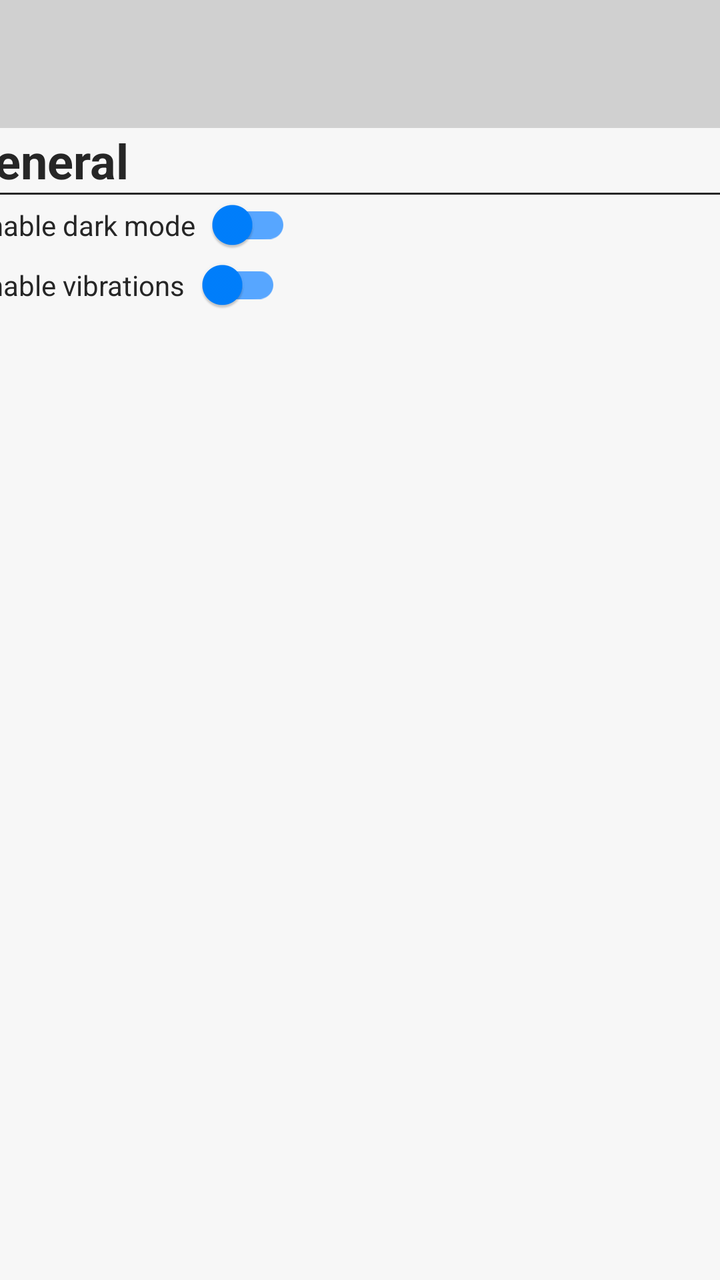
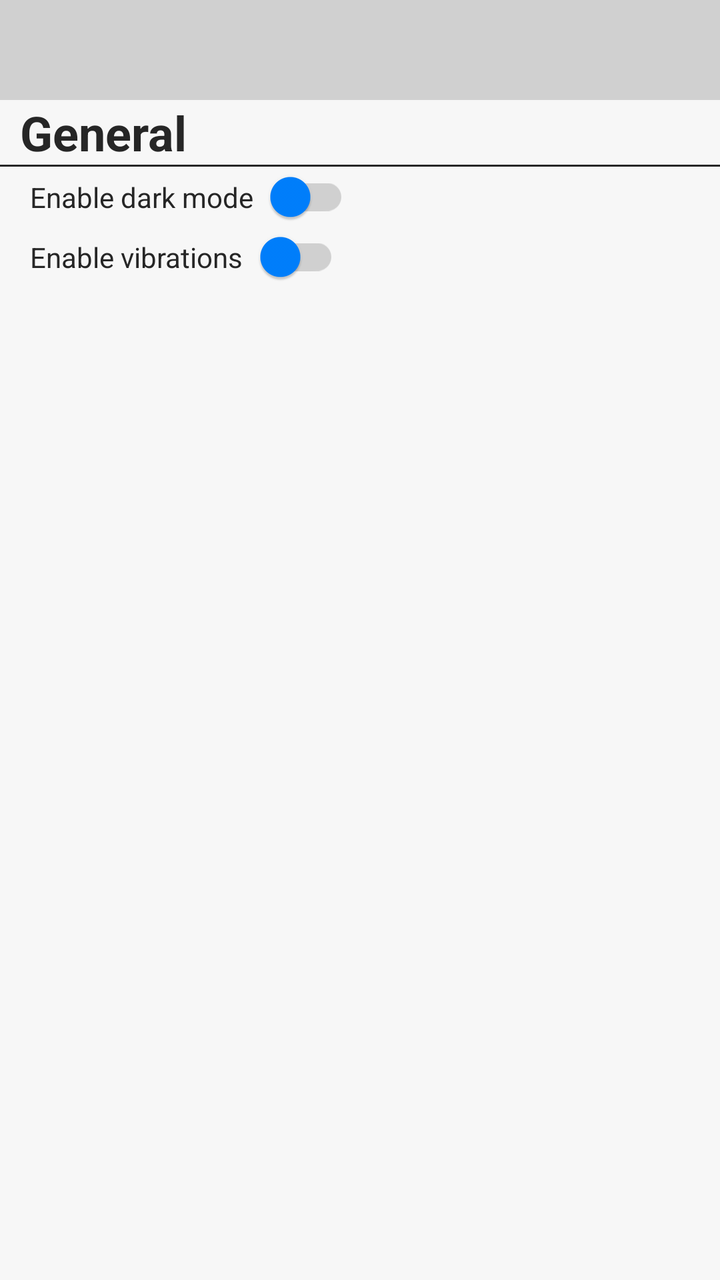

Screens rendered from an Android XML layout before and after an edit, with the pre-edit source and the edit as a unified diff.
<!-- AndroidManifest.xml: application theme Theme.AudioMixer -->
<!-- res/layout/activity_settings.xml -->
<?xml version="1.0" encoding="utf-8"?>
<androidx.constraintlayout.widget.ConstraintLayout xmlns:android="http://schemas.android.com/apk/res/android"
    xmlns:app="http://schemas.android.com/apk/res-auto"
    xmlns:tools="http://schemas.android.com/tools"
    android:id="@+id/main"
    android:layout_width="match_parent"
    android:layout_height="match_parent"
    android:background="?android:colorBackground"
    tools:context=".SettingsActivity">

    <com.google.android.material.appbar.MaterialToolbar
        android:id="@+id/toolbar"
        android:layout_width="match_parent"
        android:layout_height="wrap_content"
        android:background="?attr/colorSurface"
        android:minHeight="?attr/actionBarSize"
        android:theme="?attr/actionBarTheme"
        app:layout_constraintEnd_toEndOf="parent"
        app:layout_constraintStart_toStartOf="parent"
        app:layout_constraintTop_toTopOf="parent" />

    <LinearLayout
        android:layout_width="409dp"
        android:layout_height="wrap_content"
        android:orientation="vertical"
        app:layout_constraintEnd_toEndOf="parent"
        app:layout_constraintStart_toStartOf="parent"
        app:layout_constraintTop_toBottomOf="@+id/toolbar">

        <TextView
            android:id="@+id/generalHeader"
            android:layout_width="match_parent"
            android:layout_height="wrap_content"
            android:text="@string/settings_general_h"
            android:textColor="?android:textColorPrimary"
            android:textSize="24sp"
            android:textStyle="bold"
            android:translationX="5dp" />

        <View
            android:id="@+id/view"
            android:layout_width="match_parent"
            android:layout_height="1dp"
            android:background="?android:textColorPrimary" />

        <androidx.constraintlayout.widget.ConstraintLayout
            android:layout_width="match_parent"
            android:layout_height="30dp">

            <TextView
                android:id="@+id/textView1"
                android:layout_width="wrap_content"
                android:layout_height="wrap_content"
                android:layout_marginStart="10dp"
                android:text="@string/settings_dark_mode"
                android:textColor="?android:textColorPrimary"
                app:layout_constraintBottom_toBottomOf="parent"
                app:layout_constraintStart_toStartOf="parent"
                app:layout_constraintTop_toTopOf="parent" />

            <androidx.appcompat.widget.SwitchCompat
                android:id="@+id/darkModeSwitch"
                android:layout_width="wrap_content"
                android:layout_height="wrap_content"
                app:layout_constraintBottom_toBottomOf="parent"
                app:layout_constraintStart_toEndOf="@+id/textView1"
                app:layout_constraintTop_toTopOf="parent"
                app:thumbTint="?attr/colorPrimary"
                app:trackTint="?attr/colorSecondary" />
        </androidx.constraintlayout.widget.ConstraintLayout>

        <androidx.constraintlayout.widget.ConstraintLayout
            android:layout_width="match_parent"
            android:layout_height="30dp">

            <TextView
                android:id="@+id/textView6"
                android:layout_width="wrap_content"
                android:layout_height="wrap_content"
                android:layout_marginStart="10dp"
                android:text="@string/settings_vibrations"
                android:textColor="?android:textColorPrimary"
                app:layout_constraintBottom_toBottomOf="parent"
                app:layout_constraintStart_toStartOf="parent"
                app:layout_constraintTop_toTopOf="parent" />

            <androidx.appcompat.widget.SwitchCompat
                android:id="@+id/vibrationsSwitch"
                android:layout_width="wrap_content"
                android:layout_height="wrap_content"
                app:layout_constraintBottom_toBottomOf="parent"
                app:layout_constraintStart_toEndOf="@+id/textView6"
                app:layout_constraintTop_toTopOf="parent"
                app:thumbTint="?attr/colorPrimary"
                app:trackTint="?attr/colorSecondary" />
        </androidx.constraintlayout.widget.ConstraintLayout>

    </LinearLayout>
</androidx.constraintlayout.widget.ConstraintLayout>
<!-- resources referenced by this layout -->
<resources>
  <string name="settings_dark_mode">Enable dark mode</string>
  <string name="settings_general_h">General</string>
  <string name="settings_vibrations">Enable vibrations</string>
  <style name="Theme.AudioMixer" parent="Base.Theme.AudioMixer" />
  <style name="Base.Theme.AudioMixer" parent="Theme.Material3.DayNight.NoActionBar">
          
          
          <item name="android:colorBackground">@color/background</item>
          <item name="android:textColorPrimary">@color/text</item>
          <item name="colorSurface">@color/menuBar</item>
          <item name="colorPrimary">@color/primary</item>
          <item name="colorSecondary">@color/secondary</item>
      </style>
  <color name="background">#F7F7F7</color>
  <color name="text">#262626</color>
  <color name="menuBar">#D0D0D0</color>
  <color name="primary">#0080FF</color>
  <color name="secondary">#57A6FF</color>
</resources>

<!-- the commit's change to res/layout/activity_settings.xml (unified diff, before → after) -->
@@ -6,12 +6,12 @@
     android:layout_width="match_parent"
     android:layout_height="match_parent"
     android:background="?android:colorBackground"
-    tools:context=".SettingsActivity">
+    tools:context=".activities.SettingsActivity">
 
     <com.google.android.material.appbar.MaterialToolbar
         android:id="@+id/toolbar"
         android:layout_width="match_parent"
-        android:layout_height="wrap_content"
+        android:layout_height="50dp"
         android:background="?attr/colorSurface"
         android:minHeight="?attr/actionBarSize"
         android:theme="?attr/actionBarTheme"
@@ -20,9 +20,10 @@
         app:layout_constraintTop_toTopOf="parent" />
 
     <LinearLayout
-        android:layout_width="409dp"
-        android:layout_height="wrap_content"
+        android:layout_width="0dp"
+        android:layout_height="0dp"
         android:orientation="vertical"
+        app:layout_constraintBottom_toBottomOf="parent"
         app:layout_constraintEnd_toEndOf="parent"
         app:layout_constraintStart_toStartOf="parent"
         app:layout_constraintTop_toBottomOf="@+id/toolbar">
@@ -31,11 +32,12 @@
             android:id="@+id/generalHeader"
             android:layout_width="match_parent"
             android:layout_height="wrap_content"
+            android:layout_marginStart="10dp"
             android:text="@string/settings_general_h"
             android:textColor="?android:textColorPrimary"
             android:textSize="24sp"
             android:textStyle="bold"
-            android:translationX="5dp" />
+            android:translationX="0dp" />
 
         <View
             android:id="@+id/view"
@@ -45,13 +47,14 @@
 
         <androidx.constraintlayout.widget.ConstraintLayout
             android:layout_width="match_parent"
-            android:layout_height="30dp">
+            android:layout_height="30dp"
+            android:layout_marginStart="10dp">
 
             <TextView
                 android:id="@+id/textView1"
                 android:layout_width="wrap_content"
                 android:layout_height="wrap_content"
-                android:layout_marginStart="10dp"
+                android:layout_marginStart="5dp"
                 android:text="@string/settings_dark_mode"
                 android:textColor="?android:textColorPrimary"
                 app:layout_constraintBottom_toBottomOf="parent"
@@ -66,18 +69,19 @@
                 app:layout_constraintStart_toEndOf="@+id/textView1"
                 app:layout_constraintTop_toTopOf="parent"
                 app:thumbTint="?attr/colorPrimary"
-                app:trackTint="?attr/colorSecondary" />
+                app:trackTint="@color/switch_track_color" />
         </androidx.constraintlayout.widget.ConstraintLayout>
 
         <androidx.constraintlayout.widget.ConstraintLayout
             android:layout_width="match_parent"
-            android:layout_height="30dp">
+            android:layout_height="30dp"
+            android:layout_marginStart="10dp">
 
             <TextView
                 android:id="@+id/textView6"
                 android:layout_width="wrap_content"
                 android:layout_height="wrap_content"
-                android:layout_marginStart="10dp"
+                android:layout_marginStart="5dp"
                 android:text="@string/settings_vibrations"
                 android:textColor="?android:textColorPrimary"
                 app:layout_constraintBottom_toBottomOf="parent"
@@ -92,7 +96,7 @@
                 app:layout_constraintStart_toEndOf="@+id/textView6"
                 app:layout_constraintTop_toTopOf="parent"
                 app:thumbTint="?attr/colorPrimary"
-                app:trackTint="?attr/colorSecondary" />
+                app:trackTint="@color/switch_track_color" />
         </androidx.constraintlayout.widget.ConstraintLayout>
 
     </LinearLayout>
